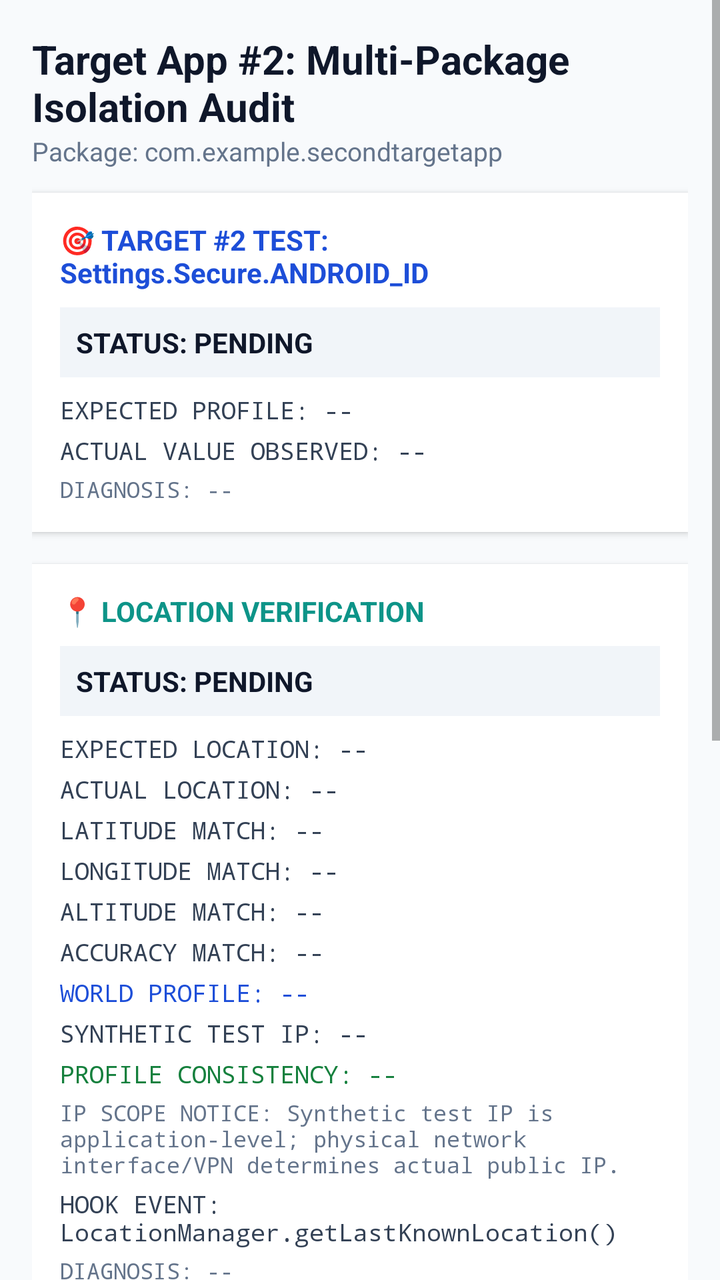
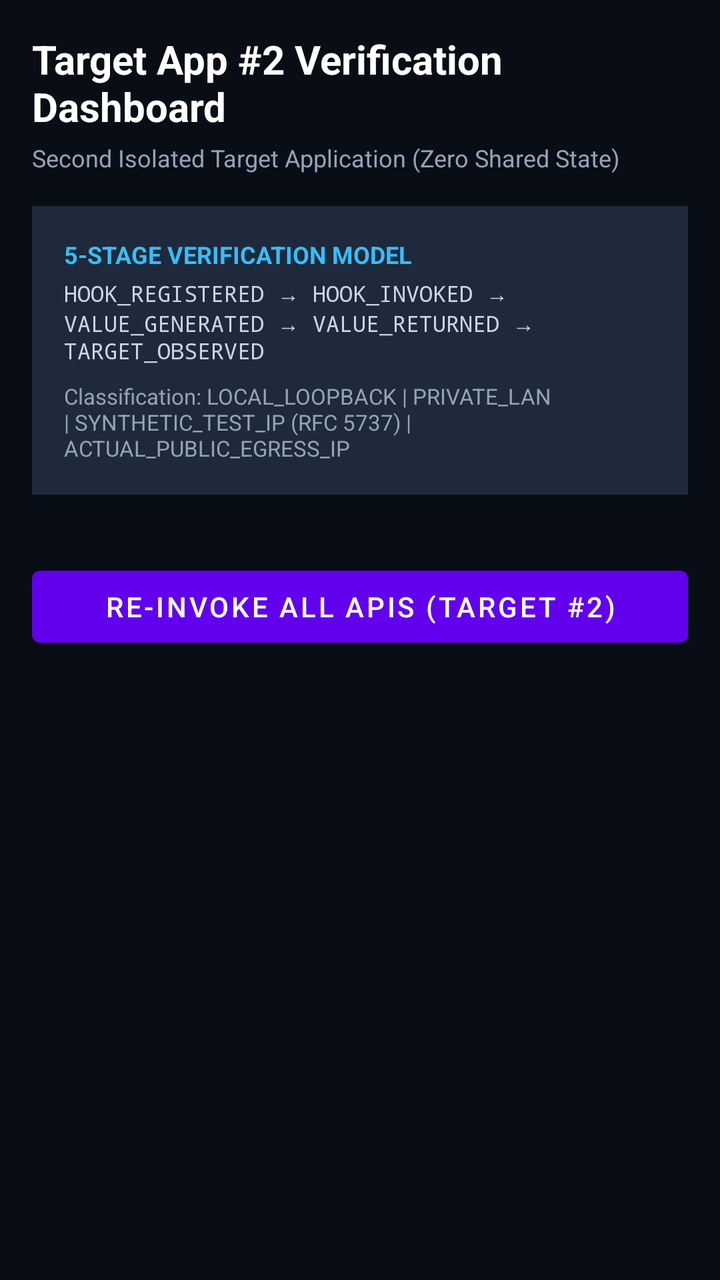

The first picture is an Android layout as it rendered before a commit; the second is the same layout after the commit. The layout source and the unified diff follow.
<!-- AndroidManifest.xml: application theme Theme.DeviceIdRandomizationLab -->
<!-- res/layout/activity_second_target.xml -->
<?xml version="1.0" encoding="utf-8"?>
<ScrollView xmlns:android="http://schemas.android.com/apk/res/android"
    android:layout_width="match_parent"
    android:layout_height="match_parent"
    android:fillViewport="true"
    android:background="#F8FAFC">

    <LinearLayout
        android:layout_width="match_parent"
        android:layout_height="wrap_content"
        android:orientation="vertical"
        android:padding="16dp">

        <TextView
            android:id="@+id/tvSecondTitle"
            android:layout_width="wrap_content"
            android:layout_height="wrap_content"
            android:text="Target App #2: Multi-Package Isolation Audit"
            android:textSize="20sp"
            android:textStyle="bold"
            android:textColor="#0F172A" />

        <TextView
            android:id="@+id/tvSecondPkg"
            android:layout_width="wrap_content"
            android:layout_height="wrap_content"
            android:text="Package: com.example.secondtargetapp"
            android:textSize="13sp"
            android:textColor="#64748B"
            android:layout_marginBottom="12dp" />

        
        <LinearLayout
            android:layout_width="match_parent"
            android:layout_height="wrap_content"
            android:orientation="vertical"
            android:background="#FFFFFF"
            android:padding="14dp"
            android:layout_marginBottom="16dp"
            android:elevation="2dp">

            <TextView
                android:layout_width="wrap_content"
                android:layout_height="wrap_content"
                android:text="🎯 TARGET #2 TEST: Settings.Secure.ANDROID_ID"
                android:textSize="14sp"
                android:textStyle="bold"
                android:textColor="#1D4ED8"
                android:layout_marginBottom="8dp" />

            <TextView
                android:id="@+id/tvSecondFirstTestStatus"
                android:layout_width="match_parent"
                android:layout_height="wrap_content"
                android:text="STATUS: PENDING"
                android:textStyle="bold"
                android:textSize="14sp"
                android:textColor="#0F172A"
                android:background="#F1F5F9"
                android:padding="8dp"
                android:layout_marginBottom="8dp" />

            <TextView
                android:id="@+id/tvSecondFirstTestExpected"
                android:layout_width="match_parent"
                android:layout_height="wrap_content"
                android:text="EXPECTED PROFILE: --"
                android:fontFamily="monospace"
                android:textSize="12sp"
                android:textColor="#334155"
                android:layout_marginBottom="4dp" />

            <TextView
                android:id="@+id/tvSecondFirstTestActual"
                android:layout_width="match_parent"
                android:layout_height="wrap_content"
                android:text="ACTUAL VALUE OBSERVED: --"
                android:fontFamily="monospace"
                android:textSize="12sp"
                android:textColor="#334155"
                android:layout_marginBottom="4dp" />

            <TextView
                android:id="@+id/tvSecondFirstTestDiagnosis"
                android:layout_width="match_parent"
                android:layout_height="wrap_content"
                android:text="DIAGNOSIS: --"
                android:fontFamily="monospace"
                android:textSize="11sp"
                android:textColor="#64748B" />

        </LinearLayout>

        
        <LinearLayout
            android:layout_width="match_parent"
            android:layout_height="wrap_content"
            android:orientation="vertical"
            android:background="#FFFFFF"
            android:padding="14dp"
            android:layout_marginBottom="16dp"
            android:elevation="2dp">

            <TextView
                android:layout_width="wrap_content"
                android:layout_height="wrap_content"
                android:text="📍 LOCATION VERIFICATION"
                android:textSize="14sp"
                android:textStyle="bold"
                android:textColor="#0D9488"
                android:layout_marginBottom="8dp" />

            <TextView
                android:id="@+id/tvSecondLocationStatus"
                android:layout_width="match_parent"
                android:layout_height="wrap_content"
                android:text="STATUS: PENDING"
                android:textStyle="bold"
                android:textSize="14sp"
                android:textColor="#0F172A"
                android:background="#F1F5F9"
                android:padding="8dp"
                android:layout_marginBottom="8dp" />

            <TextView
                android:id="@+id/tvSecondLocationExpected"
                android:layout_width="match_parent"
                android:layout_height="wrap_content"
                android:text="EXPECTED LOCATION: --"
                android:fontFamily="monospace"
                android:textSize="12sp"
                android:textColor="#334155"
                android:layout_marginBottom="4dp" />

            <TextView
                android:id="@+id/tvSecondLocationActual"
                android:layout_width="match_parent"
                android:layout_height="wrap_content"
                android:text="ACTUAL LOCATION: --"
                android:fontFamily="monospace"
                android:textSize="12sp"
                android:textColor="#334155"
                android:layout_marginBottom="4dp" />

            <TextView
                android:id="@+id/tvSecondLocationLatMatch"
                android:layout_width="match_parent"
                android:layout_height="wrap_content"
                android:text="LATITUDE MATCH: --"
                android:fontFamily="monospace"
                android:textSize="12sp"
                android:textColor="#334155"
                android:layout_marginBottom="4dp" />

            <TextView
                android:id="@+id/tvSecondLocationLngMatch"
                android:layout_width="match_parent"
                android:layout_height="wrap_content"
                android:text="LONGITUDE MATCH: --"
                android:fontFamily="monospace"
                android:textSize="12sp"
                android:textColor="#334155"
                android:layout_marginBottom="4dp" />

            <TextView
                android:id="@+id/tvSecondLocationAltMatch"
                android:layout_width="match_parent"
                android:layout_height="wrap_content"
                android:text="ALTITUDE MATCH: --"
                android:fontFamily="monospace"
                android:textSize="12sp"
                android:textColor="#334155"
                android:layout_marginBottom="4dp" />

            <TextView
                android:id="@+id/tvSecondLocationAccMatch"
                android:layout_width="match_parent"
                android:layout_height="wrap_content"
                android:text="ACCURACY MATCH: --"
                android:fontFamily="monospace"
                android:textSize="12sp"
                android:textColor="#334155"
                android:layout_marginBottom="4dp" />

            <TextView
                android:id="@+id/tvSecondLocationWorldProfile"
                android:layout_width="match_parent"
                android:layout_height="wrap_content"
                android:text="WORLD PROFILE: --"
                android:fontFamily="monospace"
                android:textSize="12sp"
                android:textColor="#1D4ED8"
                android:layout_marginBottom="4dp" />

            <TextView
                android:id="@+id/tvSecondLocationSyntheticIp"
                android:layout_width="match_parent"
                android:layout_height="wrap_content"
                android:text="SYNTHETIC TEST IP: --"
                android:fontFamily="monospace"
                android:textSize="12sp"
                android:textColor="#334155"
                android:layout_marginBottom="4dp" />

            <TextView
                android:id="@+id/tvSecondLocationProfileConsistency"
                android:layout_width="match_parent"
                android:layout_height="wrap_content"
                android:text="PROFILE CONSISTENCY: --"
                android:fontFamily="monospace"
                android:textSize="12sp"
                android:textColor="#15803D"
                android:layout_marginBottom="4dp" />

            <TextView
                android:id="@+id/tvSecondLocationPublicIpNotice"
                android:layout_width="match_parent"
                android:layout_height="wrap_content"
                android:text="IP SCOPE NOTICE: Synthetic test IP is application-level; physical network interface/VPN determines actual public IP."
                android:fontFamily="monospace"
                android:textSize="11sp"
                android:textColor="#64748B"
                android:layout_marginBottom="4dp" />

            <TextView
                android:id="@+id/tvSecondLocationHookEvent"
                android:layout_width="match_parent"
                android:layout_height="wrap_content"
                android:text="HOOK EVENT: LocationManager.getLastKnownLocation()"
                android:fontFamily="monospace"
                android:textSize="12sp"
                android:textColor="#334155"
                android:layout_marginBottom="4dp" />

            <TextView
                android:id="@+id/tvSecondLocationDiagnosis"
                android:layout_width="match_parent"
                android:layout_height="wrap_content"
                android:text="DIAGNOSIS: --"
                android:fontFamily="monospace"
                android:textSize="11sp"
                android:textColor="#64748B" />

        </LinearLayout>

        
        <LinearLayout
            android:layout_width="match_parent"
            android:layout_height="wrap_content"
            android:orientation="vertical"
            android:background="#FFFFFF"
            android:padding="14dp"
            android:layout_marginBottom="16dp"
            android:elevation="2dp">

            <TextView
                android:layout_width="wrap_content"
                android:layout_height="wrap_content"
                android:text="🌐 NETWORK INFORMATION VERIFICATION"
                android:textSize="14sp"
                android:textStyle="bold"
                android:textColor="#059669"
                android:layout_marginBottom="8dp" />

            <TextView
                android:id="@+id/tvSecondNetworkStatus"
                android:layout_width="match_parent"
                android:layout_height="wrap_content"
                android:text="STATUS: PENDING"
                android:textStyle="bold"
                android:textSize="14sp"
                android:textColor="#0F172A"
                android:background="#F1F5F9"
                android:padding="8dp"
                android:layout_marginBottom="8dp" />

            <TextView
                android:id="@+id/tvSecondNetworkExpectedIp"
                android:layout_width="match_parent"
                android:layout_height="wrap_content"
                android:text="EXPECTED SYNTHETIC IP: --"
                android:fontFamily="monospace"
                android:textSize="12sp"
                android:textColor="#334155"
                android:layout_marginBottom="4dp" />

            <TextView
                android:id="@+id/tvSecondNetworkWifiIp"
                android:layout_width="match_parent"
                android:layout_height="wrap_content"
                android:text="WIFI_INFO IP (getIpAddress): --"
                android:fontFamily="monospace"
                android:textSize="12sp"
                android:textColor="#334155"
                android:layout_marginBottom="4dp" />

            <TextView
                android:id="@+id/tvSecondNetworkDhcpIp"
                android:layout_width="match_parent"
                android:layout_height="wrap_content"
                android:text="DHCP_INFO IP (getDhcpInfo): --"
                android:fontFamily="monospace"
                android:textSize="12sp"
                android:textColor="#334155"
                android:layout_marginBottom="4dp" />

            <TextView
                android:id="@+id/tvSecondNetworkWifiSsid"
                android:layout_width="match_parent"
                android:layout_height="wrap_content"
                android:text="WIFI SSID (getSSID): --"
                android:fontFamily="monospace"
                android:textSize="12sp"
                android:textColor="#334155"
                android:layout_marginBottom="4dp" />

            <TextView
                android:id="@+id/tvSecondNetworkWifiMac"
                android:layout_width="match_parent"
                android:layout_height="wrap_content"
                android:text="WIFI MAC (getMacAddress): --"
                android:fontFamily="monospace"
                android:textSize="12sp"
                android:textColor="#334155"
                android:layout_marginBottom="4dp" />

            <TextView
                android:id="@+id/tvSecondNetworkHardwareMac"
                android:layout_width="match_parent"
                android:layout_height="wrap_content"
                android:text="HARDWARE MAC (NetworkInterface): --"
                android:fontFamily="monospace"
                android:textSize="12sp"
                android:textColor="#334155"
                android:layout_marginBottom="4dp" />

            <TextView
                android:id="@+id/tvSecondNetworkDiagnosis"
                android:layout_width="match_parent"
                android:layout_height="wrap_content"
                android:text="DIAGNOSIS: --"
                android:fontFamily="monospace"
                android:textSize="11sp"
                android:textColor="#64748B" />

        </LinearLayout>

        <Button
            android:id="@+id/btnSecondRefresh"
            android:layout_width="match_parent"
            android:layout_height="wrap_content"
            android:text="Run Android ID Audit &amp; Full Verification"
            android:backgroundTint="#059669"
            android:textColor="#FFFFFF"
            android:layout_marginBottom="16dp" />

        <TextView
            android:id="@+id/tvSecondAuditSummary"
            android:layout_width="match_parent"
            android:layout_height="wrap_content"
            android:text="Audit Status: Pending"
            android:textSize="14sp"
            android:textStyle="bold"
            android:textColor="#1E293B"
            android:background="#E2E8F0"
            android:padding="10dp"
            android:layout_marginBottom="16dp" />

        <TextView
            android:id="@+id/tvSecondAuditDetails"
            android:layout_width="match_parent"
            android:layout_height="wrap_content"
            android:fontFamily="monospace"
            android:textSize="12sp"
            android:textColor="#0F172A"
            android:background="#FFFFFF"
            android:padding="12dp"
            android:lineSpacingExtra="4dp" />

    </LinearLayout>
</ScrollView>
<!-- resources referenced by this layout -->
<resources>
  <style name="Theme.DeviceIdRandomizationLab" parent="Theme.MaterialComponents.DayNight.DarkActionBar">
          <item name="colorPrimary">#6200EE</item>
          <item name="colorPrimaryVariant">#3700B3</item>
          <item name="colorOnPrimary">#FFFFFF</item>
      </style>
</resources>

<!-- the commit's change to res/layout/activity_second_target.xml (unified diff, before → after) -->
@@ -2,380 +2,80 @@
 <ScrollView xmlns:android="http://schemas.android.com/apk/res/android"
     android:layout_width="match_parent"
     android:layout_height="match_parent"
-    android:fillViewport="true"
-    android:background="#F8FAFC">
+    android:background="#090D16"
+    android:padding="16dp">
 
     <LinearLayout
         android:layout_width="match_parent"
         android:layout_height="wrap_content"
-        android:orientation="vertical"
-        android:padding="16dp">
+        android:orientation="vertical">
 
         <TextView
-            android:id="@+id/tvSecondTitle"
-            android:layout_width="wrap_content"
+            android:id="@+id/tv_title"
+            android:layout_width="match_parent"
             android:layout_height="wrap_content"
-            android:text="Target App #2: Multi-Package Isolation Audit"
+            android:text="Target App #2 Verification Dashboard"
+            android:textColor="#FFFFFF"
             android:textSize="20sp"
-            android:textStyle="bold"
-            android:textColor="#0F172A" />
+            android:textStyle="bold" />
 
         <TextView
-            android:id="@+id/tvSecondPkg"
-            android:layout_width="wrap_content"
+            android:id="@+id/tv_subtitle"
+            android:layout_width="match_parent"
             android:layout_height="wrap_content"
-            android:text="Package: com.example.secondtargetapp"
-            android:textSize="13sp"
-            android:textColor="#64748B"
-            android:layout_marginBottom="12dp" />
+            android:layout_marginTop="4dp"
+            android:text="Second Isolated Target Application (Zero Shared State)"
+            android:textColor="#94A3B8"
+            android:textSize="12sp" />
 
         
         <LinearLayout
             android:layout_width="match_parent"
             android:layout_height="wrap_content"
+            android:layout_marginTop="16dp"
+            android:background="#1E293B"
             android:orientation="vertical"
-            android:background="#FFFFFF"
-            android:padding="14dp"
-            android:layout_marginBottom="16dp"
-            android:elevation="2dp">
+            android:padding="16dp">
 
             <TextView
                 android:layout_width="wrap_content"
                 android:layout_height="wrap_content"
-                android:text="🎯 TARGET #2 TEST: Settings.Secure.ANDROID_ID"
-                android:textSize="14sp"
-                android:textStyle="bold"
-                android:textColor="#1D4ED8"
-                android:layout_marginBottom="8dp" />
+                android:text="5-STAGE VERIFICATION MODEL"
+                android:textColor="#38BDF8"
+                android:textSize="12sp"
+                android:textStyle="bold" />
 
             <TextView
-                android:id="@+id/tvSecondFirstTestStatus"
                 android:layout_width="match_parent"
                 android:layout_height="wrap_content"
-                android:text="STATUS: PENDING"
-                android:textStyle="bold"
-                android:textSize="14sp"
-                android:textColor="#0F172A"
-                android:background="#F1F5F9"
-                android:padding="8dp"
-                android:layout_marginBottom="8dp" />
+                android:layout_marginTop="4dp"
+                android:text="HOOK_REGISTERED → HOOK_INVOKED → VALUE_GENERATED → VALUE_RETURNED → TARGET_OBSERVED"
+                android:textColor="#CBD5E1"
+                android:textSize="11sp"
+                android:fontFamily="monospace" />
 
             <TextView
-                android:id="@+id/tvSecondFirstTestExpected"
                 android:layout_width="match_parent"
                 android:layout_height="wrap_content"
-                android:text="EXPECTED PROFILE: --"
-                android:fontFamily="monospace"
-                android:textSize="12sp"
-                android:textColor="#334155"
-                android:layout_marginBottom="4dp" />
-
-            <TextView
-                android:id="@+id/tvSecondFirstTestActual"
-                android:layout_width="match_parent"
-                android:layout_height="wrap_content"
-                android:text="ACTUAL VALUE OBSERVED: --"
-                android:fontFamily="monospace"
-                android:textSize="12sp"
-                android:textColor="#334155"
-                android:layout_marginBottom="4dp" />
-
-            <TextView
-                android:id="@+id/tvSecondFirstTestDiagnosis"
-                android:layout_width="match_parent"
-                android:layout_height="wrap_content"
-                android:text="DIAGNOSIS: --"
-                android:fontFamily="monospace"
-                android:textSize="11sp"
-                android:textColor="#64748B" />
-
+                android:layout_marginTop="8dp"
+                android:text="Classification: LOCAL_LOOPBACK | PRIVATE_LAN | SYNTHETIC_TEST_IP (RFC 5737) | ACTUAL_PUBLIC_EGRESS_IP"
+                android:textColor="#94A3B8"
+                android:textSize="11sp" />
         </LinearLayout>
 
-        
         <LinearLayout
+            android:id="@+id/layout_second_target_results"
             android:layout_width="match_parent"
             android:layout_height="wrap_content"
-            android:orientation="vertical"
-            android:background="#FFFFFF"
-            android:padding="14dp"
-            android:layout_marginBottom="16dp"
-            android:elevation="2dp">
+            android:layout_marginTop="16dp"
+            android:orientation="vertical" />
 
-            <TextView
-                android:layout_width="wrap_content"
-                android:layout_height="wrap_content"
-                android:text="📍 LOCATION VERIFICATION"
-                android:textSize="14sp"
-                android:textStyle="bold"
-                android:textColor="#0D9488"
-                android:layout_marginBottom="8dp" />
-
-            <TextView
-                android:id="@+id/tvSecondLocationStatus"
-                android:layout_width="match_parent"
-                android:layout_height="wrap_content"
-                android:text="STATUS: PENDING"
-                android:textStyle="bold"
-                android:textSize="14sp"
-                android:textColor="#0F172A"
-                android:background="#F1F5F9"
-                android:padding="8dp"
-                android:layout_marginBottom="8dp" />
-
-            <TextView
-                android:id="@+id/tvSecondLocationExpected"
-                android:layout_width="match_parent"
-                android:layout_height="wrap_content"
-                android:text="EXPECTED LOCATION: --"
-                android:fontFamily="monospace"
-                android:textSize="12sp"
-                android:textColor="#334155"
-                android:layout_marginBottom="4dp" />
-
-            <TextView
-                android:id="@+id/tvSecondLocationActual"
-                android:layout_width="match_parent"
-                android:layout_height="wrap_content"
-                android:text="ACTUAL LOCATION: --"
-                android:fontFamily="monospace"
-                android:textSize="12sp"
-                android:textColor="#334155"
-                android:layout_marginBottom="4dp" />
-
-            <TextView
-                android:id="@+id/tvSecondLocationLatMatch"
-                android:layout_width="match_parent"
-                android:layout_height="wrap_content"
-                android:text="LATITUDE MATCH: --"
-                android:fontFamily="monospace"
-                android:textSize="12sp"
-                android:textColor="#334155"
-                android:layout_marginBottom="4dp" />
-
-            <TextView
-                android:id="@+id/tvSecondLocationLngMatch"
-                android:layout_width="match_parent"
-                android:layout_height="wrap_content"
-                android:text="LONGITUDE MATCH: --"
-                android:fontFamily="monospace"
-                android:textSize="12sp"
-                android:textColor="#334155"
-                android:layout_marginBottom="4dp" />
-
-            <TextView
-                android:id="@+id/tvSecondLocationAltMatch"
-                android:layout_width="match_parent"
-                android:layout_height="wrap_content"
-                android:text="ALTITUDE MATCH: --"
-                android:fontFamily="monospace"
-                android:textSize="12sp"
-                android:textColor="#334155"
-                android:layout_marginBottom="4dp" />
-
-            <TextView
-                android:id="@+id/tvSecondLocationAccMatch"
-                android:layout_width="match_parent"
-                android:layout_height="wrap_content"
-                android:text="ACCURACY MATCH: --"
-                android:fontFamily="monospace"
-                android:textSize="12sp"
-                android:textColor="#334155"
-                android:layout_marginBottom="4dp" />
-
-            <TextView
-                android:id="@+id/tvSecondLocationWorldProfile"
-                android:layout_width="match_parent"
-                android:layout_height="wrap_content"
-                android:text="WORLD PROFILE: --"
-                android:fontFamily="monospace"
-                android:textSize="12sp"
-                android:textColor="#1D4ED8"
-                android:layout_marginBottom="4dp" />
-
-            <TextView
-                android:id="@+id/tvSecondLocationSyntheticIp"
-                android:layout_width="match_parent"
-                android:layout_height="wrap_content"
-                android:text="SYNTHETIC TEST IP: --"
-                android:fontFamily="monospace"
-                android:textSize="12sp"
-                android:textColor="#334155"
-                android:layout_marginBottom="4dp" />
-
-            <TextView
-                android:id="@+id/tvSecondLocationProfileConsistency"
-                android:layout_width="match_parent"
-                android:layout_height="wrap_content"
-                android:text="PROFILE CONSISTENCY: --"
-                android:fontFamily="monospace"
-                android:textSize="12sp"
-                android:textColor="#15803D"
-                android:layout_marginBottom="4dp" />
-
-            <TextView
-                android:id="@+id/tvSecondLocationPublicIpNotice"
-                android:layout_width="match_parent"
-                android:layout_height="wrap_content"
-                android:text="IP SCOPE NOTICE: Synthetic test IP is application-level; physical network interface/VPN determines actual public IP."
-                android:fontFamily="monospace"
-                android:textSize="11sp"
-                android:textColor="#64748B"
-                android:layout_marginBottom="4dp" />
-
-            <TextView
-                android:id="@+id/tvSecondLocationHookEvent"
-                android:layout_width="match_parent"
-                android:layout_height="wrap_content"
-                android:text="HOOK EVENT: LocationManager.getLastKnownLocation()"
-                android:fontFamily="monospace"
-                android:textSize="12sp"
-                android:textColor="#334155"
-                android:layout_marginBottom="4dp" />
-
-            <TextView
-                android:id="@+id/tvSecondLocationDiagnosis"
-                android:layout_width="match_parent"
-                android:layout_height="wrap_content"
-                android:text="DIAGNOSIS: --"
-                android:fontFamily="monospace"
-                android:textSize="11sp"
-                android:textColor="#64748B" />
-
-        </LinearLayout>
-
-        
-        <LinearLayout
+        <Button
+            android:id="@+id/btn_reinvoke_second_target"
             android:layout_width="match_parent"
             android:layout_height="wrap_content"
-            android:orientation="vertical"
-            android:background="#FFFFFF"
-            android:padding="14dp"
-            android:layout_marginBottom="16dp"
-            android:elevation="2dp">
-
-            <TextView
-                android:layout_width="wrap_content"
-                android:layout_height="wrap_content"
-                android:text="🌐 NETWORK INFORMATION VERIFICATION"
-                android:textSize="14sp"
-                android:textStyle="bold"
-                android:textColor="#059669"
-                android:layout_marginBottom="8dp" />
-
-            <TextView
-                android:id="@+id/tvSecondNetworkStatus"
-                android:layout_width="match_parent"
-                android:layout_height="wrap_content"
-                android:text="STATUS: PENDING"
-                android:textStyle="bold"
-                android:textSize="14sp"
-                android:textColor="#0F172A"
-                android:background="#F1F5F9"
-                android:padding="8dp"
-                android:layout_marginBottom="8dp" />
-
-            <TextView
-                android:id="@+id/tvSecondNetworkExpectedIp"
-                android:layout_width="match_parent"
-                android:layout_height="wrap_content"
-                android:text="EXPECTED SYNTHETIC IP: --"
-                android:fontFamily="monospace"
-                android:textSize="12sp"
-                android:textColor="#334155"
-                android:layout_marginBottom="4dp" />
-
-            <TextView
-                android:id="@+id/tvSecondNetworkWifiIp"
-                android:layout_width="match_parent"
-                android:layout_height="wrap_content"
-                android:text="WIFI_INFO IP (getIpAddress): --"
-                android:fontFamily="monospace"
-                android:textSize="12sp"
-                android:textColor="#334155"
-                android:layout_marginBottom="4dp" />
-
-            <TextView
-                android:id="@+id/tvSecondNetworkDhcpIp"
-                android:layout_width="match_parent"
-                android:layout_height="wrap_content"
-                android:text="DHCP_INFO IP (getDhcpInfo): --"
-                android:fontFamily="monospace"
-                android:textSize="12sp"
-                android:textColor="#334155"
-                android:layout_marginBottom="4dp" />
-
-            <TextView
-                android:id="@+id/tvSecondNetworkWifiSsid"
-                android:layout_width="match_parent"
-                android:layout_height="wrap_content"
-                android:text="WIFI SSID (getSSID): --"
-                android:fontFamily="monospace"
-                android:textSize="12sp"
-                android:textColor="#334155"
-                android:layout_marginBottom="4dp" />
-
-            <TextView
-                android:id="@+id/tvSecondNetworkWifiMac"
-                android:layout_width="match_parent"
-                android:layout_height="wrap_content"
-                android:text="WIFI MAC (getMacAddress): --"
-                android:fontFamily="monospace"
-                android:textSize="12sp"
-                android:textColor="#334155"
-                android:layout_marginBottom="4dp" />
-
-            <TextView
-                android:id="@+id/tvSecondNetworkHardwareMac"
-                android:layout_width="match_parent"
-                android:layout_height="wrap_content"
-                android:text="HARDWARE MAC (NetworkInterface): --"
-                android:fontFamily="monospace"
-                android:textSize="12sp"
-                android:textColor="#334155"
-                android:layout_marginBottom="4dp" />
-
-            <TextView
-                android:id="@+id/tvSecondNetworkDiagnosis"
-                android:layout_width="match_parent"
-                android:layout_height="wrap_content"
-                android:text="DIAGNOSIS: --"
-                android:fontFamily="monospace"
-                android:textSize="11sp"
-                android:textColor="#64748B" />
-
-        </LinearLayout>
-
-        <Button
-            android:id="@+id/btnSecondRefresh"
-            android:layout_width="match_parent"
-            android:layout_height="wrap_content"
-            android:text="Run Android ID Audit &amp; Full Verification"
-            android:backgroundTint="#059669"
-            android:textColor="#FFFFFF"
-            android:layout_marginBottom="16dp" />
-
-        <TextView
-            android:id="@+id/tvSecondAuditSummary"
-            android:layout_width="match_parent"
-            android:layout_height="wrap_content"
-            android:text="Audit Status: Pending"
-            android:textSize="14sp"
-            android:textStyle="bold"
-            android:textColor="#1E293B"
-            android:background="#E2E8F0"
-            android:padding="10dp"
-            android:layout_marginBottom="16dp" />
-
-        <TextView
-            android:id="@+id/tvSecondAuditDetails"
-            android:layout_width="match_parent"
-            android:layout_height="wrap_content"
-            android:fontFamily="monospace"
-            android:textSize="12sp"
-            android:textColor="#0F172A"
-            android:background="#FFFFFF"
-            android:padding="12dp"
-            android:lineSpacingExtra="4dp" />
+            android:layout_marginTop="16dp"
+            android:text="RE-INVOKE ALL APIS (TARGET #2)" />
 
     </LinearLayout>
 </ScrollView>
